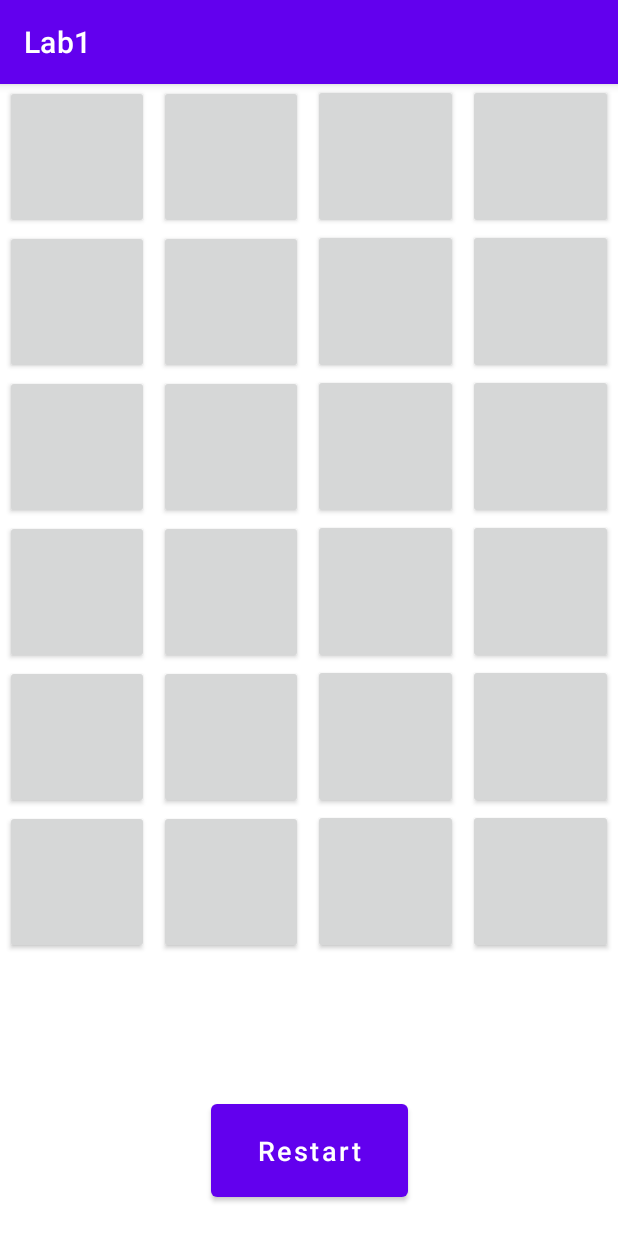
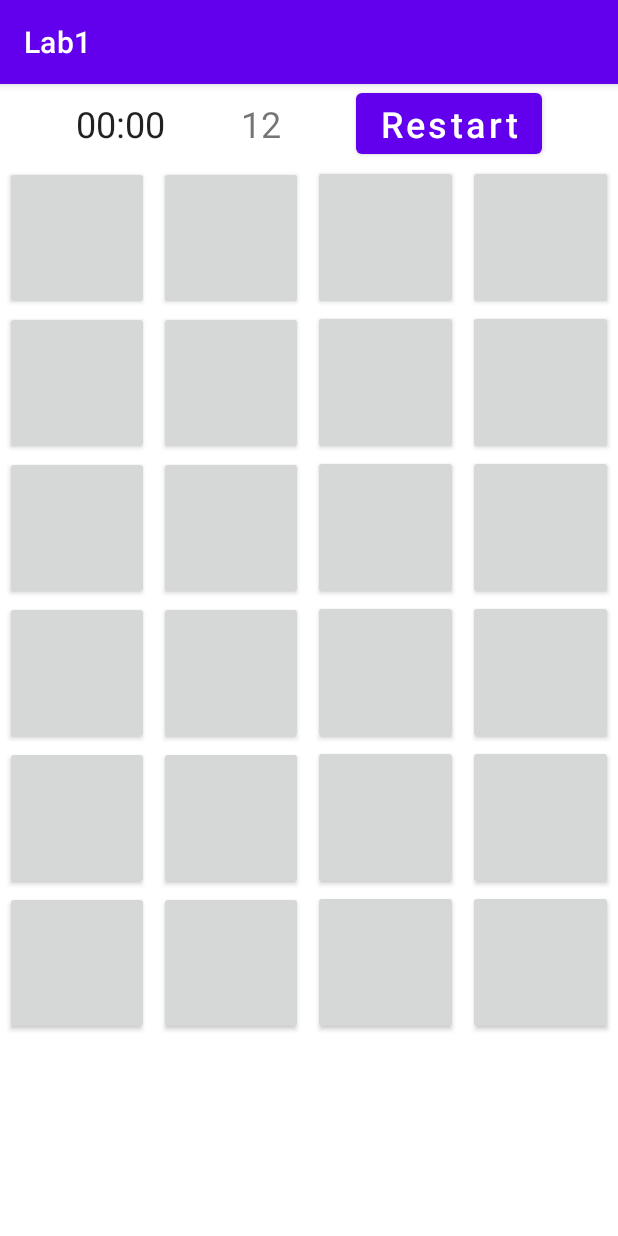
Before and after one commit to FalseR20/android-y3s2, an Android app: the screen it shows after launch (MainActivity), on a phone screen of 412 x 824 dp. Run offline under Robolectric (Android 15) with nearby library versions, the phone set to English and light mode, and no system bars.

Commit message:
feat(lab1): add chronometer and counter

```diff
--- a/Lab1/app/src/main/java/com/falser/lab1/Constants.java
+++ b/Lab1/app/src/main/java/com/falser/lab1/Constants.java
@@ -5,5 +5,5 @@ public class Constants {
     final static int N_COLUMNS = 4;
     final static int N_IMAGES = N_ROWS * N_COLUMNS;
     final static int N_STATES = 2;
-    final static int SET_LENGTH = N_STATES - 1;
+    final static int N_SETS = N_IMAGES / N_STATES;
 }
--- a/Lab1/app/src/main/java/com/falser/lab1/MainActivity.java
+++ b/Lab1/app/src/main/java/com/falser/lab1/MainActivity.java
@@ -3,11 +3,14 @@ package com.falser.lab1;
 import android.content.Context;
 import android.graphics.Canvas;
 import android.os.Bundle;
+import android.os.SystemClock;
 import android.util.Log;
 import android.util.TypedValue;
 import android.view.View;
+import android.widget.Chronometer;
 import android.widget.TableLayout;
 import android.widget.TableRow;
+import android.widget.TextView;
 
 import androidx.appcompat.app.AppCompatActivity;
 import androidx.appcompat.widget.AppCompatButton;
@@ -35,6 +38,8 @@ public class MainActivity extends AppCompatActivity {
             }
             imagesRows.addView(imageRow, i);
         }
+        ImageButton.chronometer = findViewById(R.id.chronometer);
+        ImageButton.progress = findViewById(R.id.progress);
         restart();
     }
 
@@ -48,9 +53,14 @@ public class MainActivity extends AppCompatActivity {
                 image.number = setsIds.get(k);
                 image.is_chosen = false;
                 image.setText("");
-//                image.setText(String.format(Locale.getDefault(), "(%d)", image.number));
+//                image.setText(String.format("(%d)", image.number));
             }
         }
+        ImageButton.chronometer.stop();
+        ImageButton.chronometer.setBase(SystemClock.elapsedRealtime());
+        ImageButton.progressInt = Constants.N_SETS;
+        ImageButton.progress.setText(String.valueOf(ImageButton.progressInt));
+        ImageButton.state = Constants.N_STATES;
     }
 
     private void updateRandom() {
@@ -69,7 +79,10 @@ public class MainActivity extends AppCompatActivity {
 
 class ImageButton extends AppCompatButton implements View.OnClickListener {
     static List<ImageButton> pickedButtons = new ArrayList<>();
-    static int state = Constants.SET_LENGTH;
+    static int state;
+    static Chronometer chronometer;
+    static TextView progress;
+    static int progressInt;
     int number;
     boolean is_chosen;
 
@@ -91,25 +104,36 @@ class ImageButton extends AppCompatButton implements View.OnClickListener {
 
     @Override
     public void onClick(View view) {
-        if (is_chosen || pickedButtons.contains(this)) {
+        if (!chronometer.isActivated() && progressInt > 0)
+            chronometer.start();
+        if (is_chosen || state != Constants.N_STATES && pickedButtons.contains(this)) {
             return;
         }
-        if (state == -1) {
-            state = Constants.SET_LENGTH;
-
-            if (!checkAllEqual()) {
-                for (ImageButton button : pickedButtons)
-                    button.setText("");
-            } else {
-                for (ImageButton button : pickedButtons) {
-                    button.is_chosen = true;
-                }
-            }
+        if (state == Constants.N_STATES) {
+            for (ImageButton button : pickedButtons)
+                button.setText("");
             pickedButtons.clear();
         }
         pickedButtons.add(this);
         state--;
         setText(String.valueOf(number));
+
+        if (state != 0) {
+            return;
+        }
+        state = Constants.N_STATES;
+        if (!checkAllEqual()) {
+            return;
+        }
+        for (ImageButton button : pickedButtons) {
+            button.is_chosen = true;
+        }
+        pickedButtons.clear();
+        progressInt--;
+        progress.setText(String.valueOf(progressInt));
+        if (progressInt == 0){
+            chronometer.stop();
+        }
     }
 
     boolean checkAllEqual() {
--- a/Lab1/app/src/main/res/layout/activity_main.xml
+++ b/Lab1/app/src/main/res/layout/activity_main.xml
@@ -8,25 +8,71 @@
     tools:context=".MainActivity">
 
 
+    <androidx.constraintlayout.widget.ConstraintLayout
+        android:id="@+id/topPanel"
+        android:layout_width="0dp"
+        android:layout_height="wrap_content"
+        android:layout_marginBottom="1dp"
+        android:orientation="horizontal"
+        app:layout_constraintBottom_toTopOf="@+id/images"
+        app:layout_constraintEnd_toEndOf="parent"
+        app:layout_constraintStart_toStartOf="parent"
+        app:layout_constraintTop_toTopOf="parent">
+
+
+        <Chronometer
+            android:id="@+id/chronometer"
+            android:layout_width="wrap_content"
+            android:layout_height="wrap_content"
+            android:textSize="@dimen/textSize"
+
+            app:layout_constraintBottom_toBottomOf="parent"
+            app:layout_constraintEnd_toStartOf="@+id/progress"
+            app:layout_constraintHorizontal_bias="0.5"
+            app:layout_constraintStart_toStartOf="parent"
+            app:layout_constraintTop_toTopOf="parent"
+            app:layout_constraintVertical_bias="0.5"/>
+
+
+        <TextView
+            android:id="@+id/progress"
+            android:layout_width="wrap_content"
+            android:layout_height="wrap_content"
+            app:layout_constraintBottom_toBottomOf="parent"
+            app:layout_constraintEnd_toStartOf="@+id/restart"
+            app:layout_constraintHorizontal_bias="0.5"
+            app:layout_constraintStart_toEndOf="@+id/chronometer"
+            app:layout_constraintTop_toTopOf="parent"
+            app:layout_constraintVertical_bias="0.5"
+
+            android:textSize="@dimen/textSize"/>
+
+        <Button
+            android:id="@+id/restart"
+            android:layout_width="wrap_content"
+            android:layout_height="wrap_content"
+
+
+            android:onClick="restartClick"
+            android:text="Restart"
+            android:textAllCaps="false"
+            android:textSize="@dimen/textSize"
+            app:layout_constraintBottom_toBottomOf="parent"
+            app:layout_constraintEnd_toEndOf="parent"
+            app:layout_constraintHorizontal_bias="0.5"
+            app:layout_constraintStart_toEndOf="@+id/progress"
+            app:layout_constraintTop_toTopOf="parent"
+            app:layout_constraintVertical_bias="0.5"
+            tools:ignore="HardcodedText" />
+
+    </androidx.constraintlayout.widget.ConstraintLayout>
+
     <TableLayout
         android:id="@+id/images"
         android:layout_width="match_parent"
-        android:layout_height="match_parent">
+        android:layout_height="0dp"
+        app:layout_constraintTop_toBottomOf="@id/topPanel"
+        app:layout_constraintBottom_toBottomOf="parent">
 
     </TableLayout>
-
-    <Button
-        android:id="@+id/restart"
-        android:layout_width="131dp"
-        android:layout_height="74dp"
-        android:layout_marginBottom="20dp"
-
-        android:text="Restart"
-        android:textAllCaps="false"
-        android:textSize="18sp"
-        app:layout_constraintBottom_toBottomOf="parent"
-        app:layout_constraintEnd_toEndOf="parent"
-        app:layout_constraintStart_toStartOf="parent"
-        android:onClick="restartClick"
-        tools:ignore="HardcodedText" />
 </androidx.constraintlayout.widget.ConstraintLayout>
--- /dev/null
+++ b/Lab1/app/src/main/res/values/dimens.xml
@@ -0,0 +1,4 @@
+<?xml version="1.0" encoding="utf-8"?>
+<resources>
+    <dimen name="textSize">24sp</dimen>
+</resources>
```
